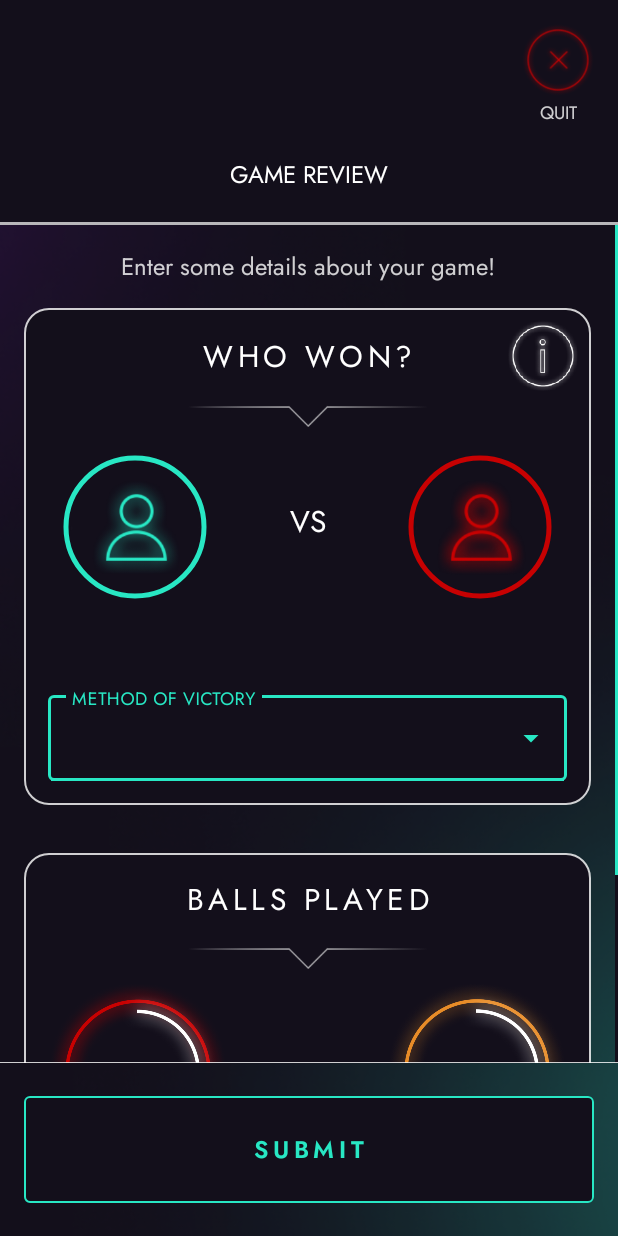
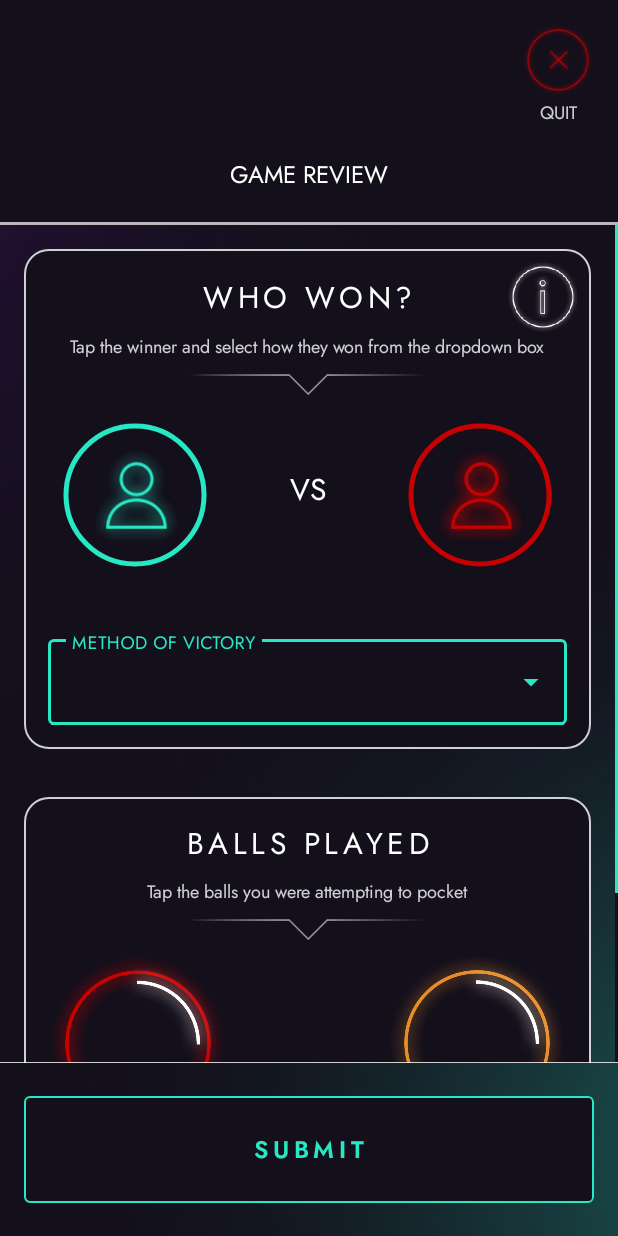
Before and after one commit to ryanDMaule/cornerPocket, an Android app: the layout fragment_game_review.xml on its own in the app's theme, with its tools: preview values and no code run, on a phone screen of 412 x 824 dp. Run offline under Robolectric (Android 15) with nearby library versions, the phone set to English and light mode, and no system bars.

Commit message:
Clarification on the game review sections

```diff
--- a/app/src/main/res/layout/balls_played_component.xml
+++ b/app/src/main/res/layout/balls_played_component.xml
@@ -23,16 +23,29 @@
             android:layout_marginTop="16dp"
             app:layout_constraintTop_toTopOf="parent" />
 
+
+        <TextView
+            android:id="@+id/helperText"
+            style="@style/p"
+            android:textSize="12sp"
+            android:layout_marginStart="8dp"
+            android:layout_marginEnd="8dp"
+            android:textAlignment="center"
+            android:layout_width="match_parent"
+            android:layout_height="wrap_content"
+            android:text="@string/balls_played_helper"
+            android:layout_marginTop="8dp"
+            app:layout_constraintTop_toBottomOf="@+id/title" />
+
         <ImageView
             android:id="@+id/underline"
             android:layout_width="160dp"
             android:layout_height="wrap_content"
-            android:layout_marginTop="8dp"
             android:contentDescription="@string/image_description"
             android:src="@drawable/fade_underline"
             app:layout_constraintEnd_toEndOf="parent"
             app:layout_constraintStart_toStartOf="parent"
-            app:layout_constraintTop_toBottomOf="@+id/title" />
+            app:layout_constraintTop_toBottomOf="@+id/helperText" />
 
     </androidx.constraintlayout.widget.ConstraintLayout>
 
--- a/app/src/main/res/layout/fragment_game_review.xml
+++ b/app/src/main/res/layout/fragment_game_review.xml
@@ -110,29 +110,6 @@
                 android:layout_height="wrap_content"
                 android:paddingBottom="56dp">
 
-                <!-- INFO SECTION -->
-                <androidx.constraintlayout.widget.ConstraintLayout
-                    android:id="@+id/info_section_constraint"
-                    android:layout_width="match_parent"
-                    android:layout_height="wrap_content"
-                    android:padding="16dp"
-                    app:layout_constraintEnd_toEndOf="parent"
-                    app:layout_constraintStart_toStartOf="parent"
-                    app:layout_constraintTop_toTopOf="parent">
-
-                    <TextView
-                        style="@style/p"
-                        android:layout_width="wrap_content"
-                        android:layout_height="wrap_content"
-                        android:text="@string/game_review_description"
-                        android:textAllCaps="false"
-                        app:layout_constraintBottom_toBottomOf="parent"
-                        app:layout_constraintEnd_toEndOf="parent"
-                        app:layout_constraintStart_toStartOf="parent"
-                        app:layout_constraintTop_toTopOf="parent" />
-
-                </androidx.constraintlayout.widget.ConstraintLayout>
-
                 <!-- WHO WON SECTION-->
                 <include
                     android:id="@+id/winner_section"
@@ -141,7 +118,8 @@
                     android:layout_height="wrap_content"
                     android:layout_marginStart="16dp"
                     android:layout_marginEnd="16dp"
-                    app:layout_constraintTop_toBottomOf="@+id/info_section_constraint" />
+                    android:layout_marginTop="16dp"
+                    app:layout_constraintTop_toTopOf="parent" />
 
                 <!-- BALLS PLAYED SECTION-->
                 <include
--- a/app/src/main/res/layout/who_won_component.xml
+++ b/app/src/main/res/layout/who_won_component.xml
@@ -23,6 +23,16 @@
             app:layout_constraintBottom_toBottomOf="@+id/info_button"
             app:layout_constraintTop_toTopOf="@+id/info_button" />
 
+        <TextView
+            android:id="@+id/helperText"
+            style="@style/p"
+            android:layout_width="match_parent"
+            android:layout_height="wrap_content"
+            android:text="@string/who_won_helper"
+            android:textAlignment="center"
+            android:textSize="12sp"
+            app:layout_constraintTop_toBottomOf="@+id/info_button" />
+
         <ImageView
             android:id="@+id/info_button"
             style="@style/iconSize"
@@ -41,7 +51,7 @@
             android:contentDescription="@string/image_description"
             app:layout_constraintEnd_toEndOf="parent"
             app:layout_constraintStart_toStartOf="parent"
-            app:layout_constraintTop_toBottomOf="@+id/info_button" />
+            app:layout_constraintTop_toBottomOf="@+id/helperText" />
 
     </androidx.constraintlayout.widget.ConstraintLayout>
 
@@ -139,7 +149,7 @@
         android:textColorHint="@color/white"
         android:layout_width="match_parent"
         android:layout_height="wrap_content"
-        android:layout_marginTop="32dp"
+        android:layout_marginTop="16dp"
         android:layout_marginEnd="16dp"
         android:layout_marginStart="16dp"
         android:layout_marginBottom="16dp"
--- a/app/src/main/res/values/strings.xml
+++ b/app/src/main/res/values/strings.xml
@@ -197,8 +197,10 @@
     <string name="review">Review</string>
     <string name="donate">Donate</string>
     <string name="no_details_updated">No details updated</string>
-    <string name="please_wait">Please wait...</string>
+    <string name="please_wait">Please wait…</string>
     <string name="populating_games_list">Populating games list</string>
     <string name="generating_stats">Generating stats</string>
+    <string name="balls_played_helper">Tap the balls you were attempting to pocket</string>
+    <string name="who_won_helper">Tap the winner and select how they won from the dropdown box</string>
 
 </resources>
```
